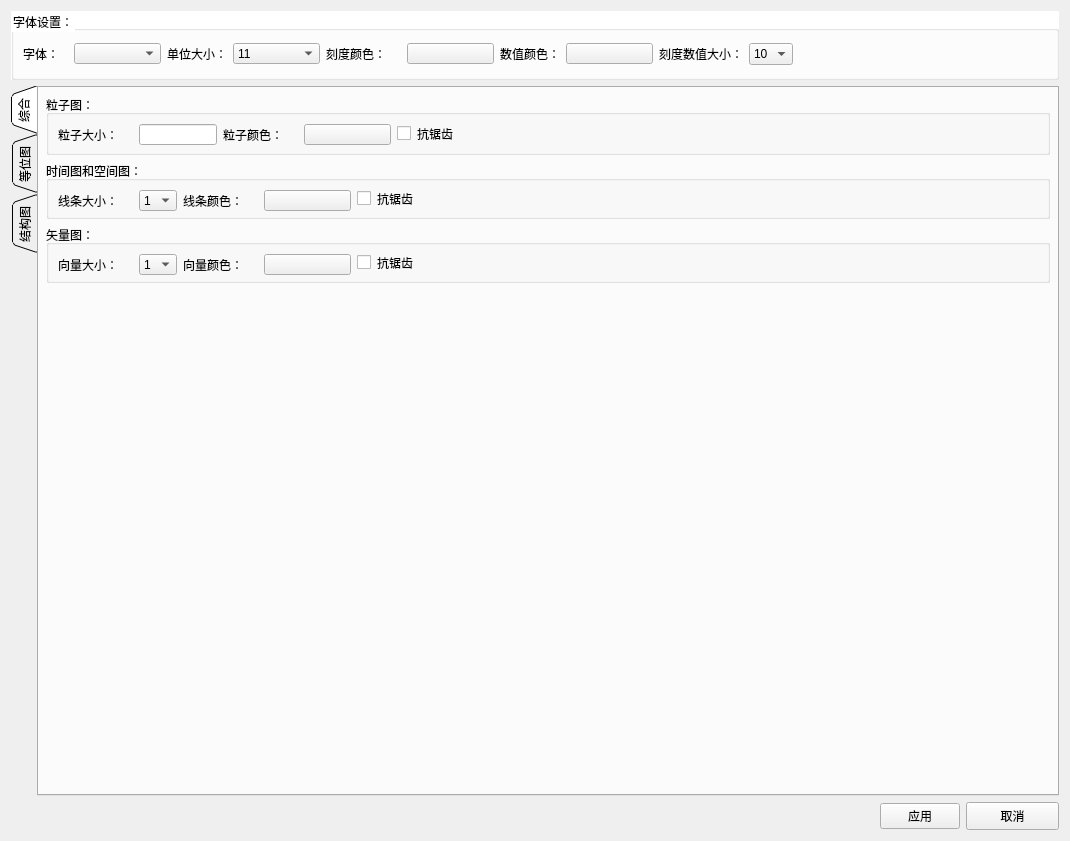
Above: src/DataVisualization/ConfigWidget.ui from BeQuiet1228/FreeCAD before the change. Below: the same form after it.
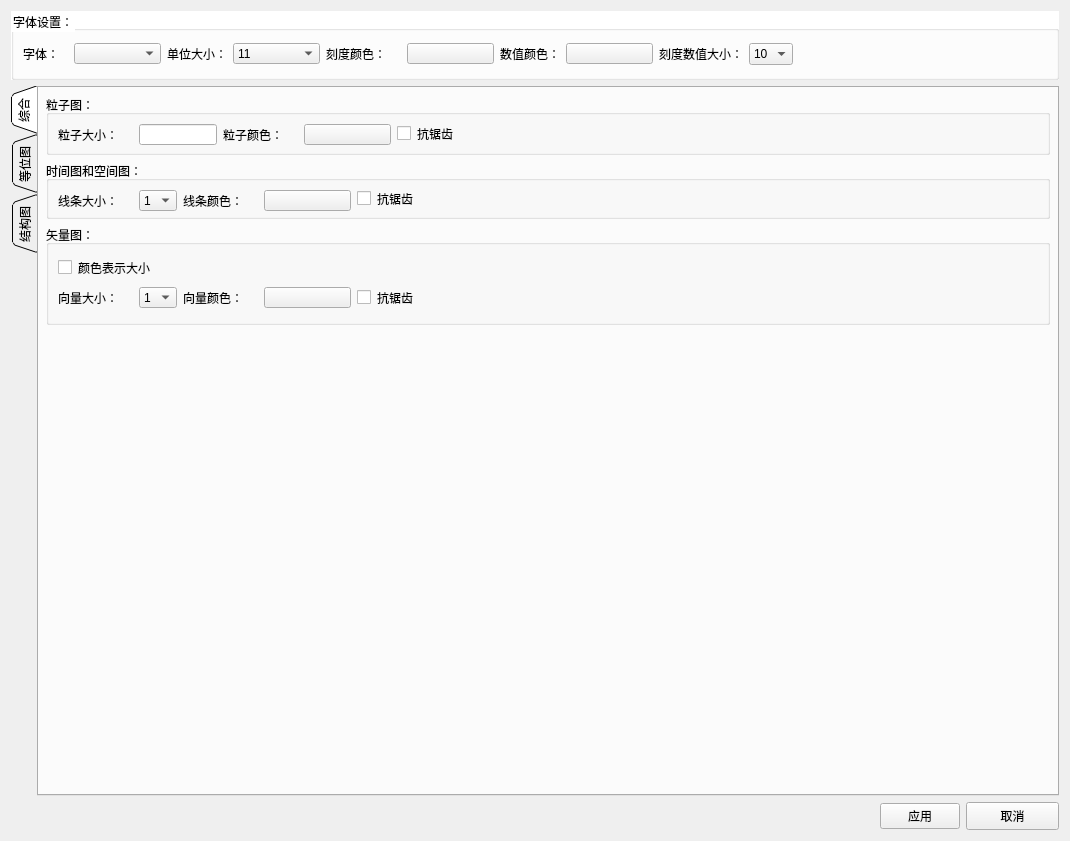
That is the form after the change. The open tabs and pages were chosen to show the change.

Commit message: 矢量图新增绘制方法，以颜色代表适量的大小来绘制图表。（已完成）

```diff
--- a/src/DataVisualization/ConfigWidget.ui
+++ b/src/DataVisualization/ConfigWidget.ui
@@ -350,20 +350,20 @@
              <property name="minimumSize">
               <size>
                <width>0</width>
-               <height>58</height>
+               <height>100</height>
               </size>
              </property>
              <property name="maximumSize">
               <size>
                <width>16777215</width>
-               <height>58</height>
+               <height>100</height>
               </size>
              </property>
              <property name="title">
               <string>矢量图：</string>
              </property>
              <layout class="QGridLayout" name="gridLayout_4">
-              <item row="0" column="0">
+              <item row="1" column="0">
                <layout class="QHBoxLayout" name="horizontalLayout_13">
                 <item>
                  <widget class="QLabel" name="label_8">
@@ -427,20 +427,7 @@
                 </item>
                </layout>
               </item>
-              <item row="0" column="3">
-               <spacer name="horizontalSpacer_5">
-                <property name="orientation">
-                 <enum>Qt::Horizontal</enum>
-                </property>
-                <property name="sizeHint" stdset="0">
-                 <size>
-                  <width>626</width>
-                  <height>20</height>
-                 </size>
-                </property>
-               </spacer>
-              </item>
-              <item row="0" column="1">
+              <item row="1" column="1">
                <layout class="QHBoxLayout" name="horizontalLayout_12">
                 <item>
                  <widget class="QLabel" name="label_9">
@@ -482,13 +469,33 @@
                 </item>
                </layout>
               </item>
-              <item row="0" column="2">
+              <item row="1" column="2">
                <widget class="QCheckBox" name="veccheckBox">
                 <property name="text">
                  <string>抗锯齿</string>
                 </property>
                </widget>
               </item>
+              <item row="1" column="3">
+               <spacer name="horizontalSpacer_5">
+                <property name="orientation">
+                 <enum>Qt::Horizontal</enum>
+                </property>
+                <property name="sizeHint" stdset="0">
+                 <size>
+                  <width>626</width>
+                  <height>20</height>
+                 </size>
+                </property>
+               </spacer>
+              </item>
+              <item row="0" column="0">
+               <widget class="QCheckBox" name="disMode">
+                <property name="text">
+                 <string>颜色表示大小</string>
+                </property>
+               </widget>
+              </item>
              </layout>
             </widget>
            </item>
```
Left out of the diff: 2 changed lines with no effect on the pictures. The commit also changes 5 other files.
